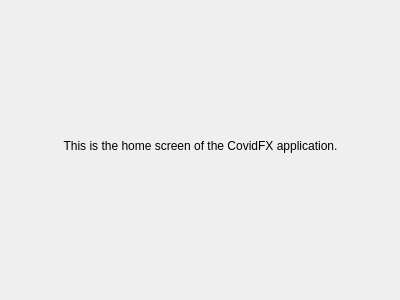
Before: the Qt Designer form CovidFX/homescreen.ui in CovidFX-Team/CovidFX, drawn with Qt 5.
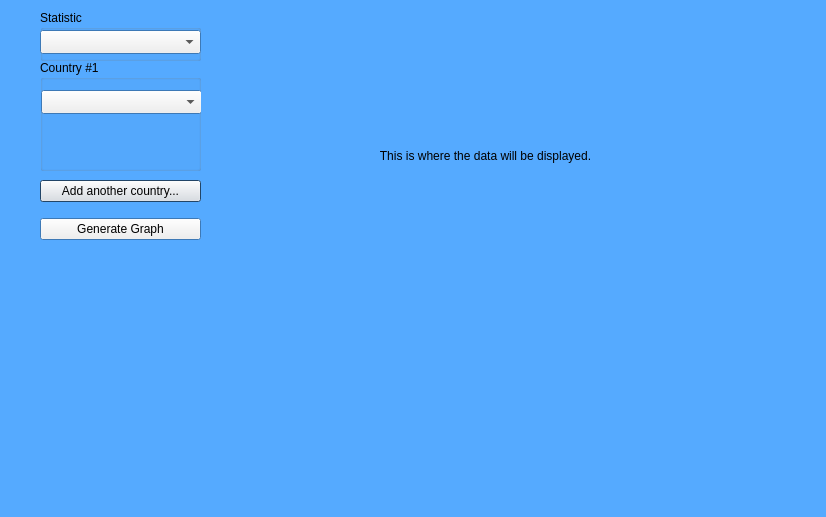
After: the same form once the commit is applied.

```diff
--- a/CovidFX/homescreen.ui
+++ b/CovidFX/homescreen.ui
@@ -6,10 +6,101 @@
    <rect>
     <x>0</x>
     <y>0</y>
-    <width>400</width>
-    <height>300</height>
+    <width>826</width>
+    <height>517</height>
    </rect>
   </property>
+  <property name="palette">
+   <palette>
+    <active>
+     <colorrole role="Window">
+      <brush brushstyle="SolidPattern">
+       <color alpha="255">
+        <red>85</red>
+        <green>170</green>
+        <blue>255</blue>
+       </color>
+      </brush>
+     </colorrole>
+     <colorrole role="Shadow">
+      <brush brushstyle="SolidPattern">
+       <color alpha="255">
+        <red>61</red>
+        <green>121</green>
+        <blue>182</blue>
+       </color>
+      </brush>
+     </colorrole>
+     <colorrole role="Highlight">
+      <brush brushstyle="SolidPattern">
+       <color alpha="255">
+        <red>43</red>
+        <green>86</green>
+        <blue>129</blue>
+       </color>
+      </brush>
+     </colorrole>
+    </active>
+    <inactive>
+     <colorrole role="Window">
+      <brush brushstyle="SolidPattern">
+       <color alpha="255">
+        <red>85</red>
+        <green>170</green>
+        <blue>255</blue>
+       </color>
+      </brush>
+     </colorrole>
+     <colorrole role="Shadow">
+      <brush brushstyle="SolidPattern">
+       <color alpha="255">
+        <red>61</red>
+        <green>121</green>
+        <blue>182</blue>
+       </color>
+      </brush>
+     </colorrole>
+     <colorrole role="Highlight">
+      <brush brushstyle="SolidPattern">
+       <color alpha="255">
+        <red>43</red>
+        <green>86</green>
+        <blue>129</blue>
+       </color>
+      </brush>
+     </colorrole>
+    </inactive>
+    <disabled>
+     <colorrole role="Base">
+      <brush brushstyle="SolidPattern">
+       <color alpha="255">
+        <red>85</red>
+        <green>170</green>
+        <blue>255</blue>
+       </color>
+      </brush>
+     </colorrole>
+     <colorrole role="Window">
+      <brush brushstyle="SolidPattern">
+       <color alpha="255">
+        <red>85</red>
+        <green>170</green>
+        <blue>255</blue>
+       </color>
+      </brush>
+     </colorrole>
+     <colorrole role="Shadow">
+      <brush brushstyle="SolidPattern">
+       <color alpha="255">
+        <red>61</red>
+        <green>121</green>
+        <blue>182</blue>
+       </color>
+      </brush>
+     </colorrole>
+    </disabled>
+   </palette>
+  </property>
   <property name="windowTitle">
    <string>Dialog</string>
   </property>
@@ -19,17 +110,180 @@
   <property name="styleSheet">
    <string notr="true"/>
   </property>
+  <widget class="QWidget" name="verticalLayoutWidget">
+   <property name="geometry">
+    <rect>
+     <x>40</x>
+     <y>170</y>
+     <width>161</width>
+     <height>80</height>
+    </rect>
+   </property>
+   <layout class="QVBoxLayout" name="verticalLayout">
+    <item>
+     <widget class="QPushButton" name="pushButton">
+      <property name="text">
+       <string>Add another country...</string>
+      </property>
+     </widget>
+    </item>
+    <item>
+     <widget class="QPushButton" name="pushButton_2">
+      <property name="text">
+       <string>Generate Graph</string>
+      </property>
+     </widget>
+    </item>
+   </layout>
+  </widget>
+  <widget class="QGroupBox" name="groupBox">
+   <property name="geometry">
+    <rect>
+     <x>40</x>
+     <y>60</y>
+     <width>161</width>
+     <height>111</height>
+    </rect>
+   </property>
+   <property name="title">
+    <string>Country #1</string>
+   </property>
+   <widget class="QComboBox" name="comboBox">
+    <property name="geometry">
+     <rect>
+      <x>1</x>
+      <y>30</y>
+      <width>161</width>
+      <height>24</height>
+     </rect>
+    </property>
+   </widget>
+  </widget>
+  <widget class="QGroupBox" name="groupBox_2">
+   <property name="geometry">
+    <rect>
+     <x>40</x>
+     <y>10</y>
+     <width>161</width>
+     <height>51</height>
+    </rect>
+   </property>
+   <property name="title">
+    <string>Statistic</string>
+   </property>
+   <widget class="QComboBox" name="comboBox_2">
+    <property name="geometry">
+     <rect>
+      <x>0</x>
+      <y>20</y>
+      <width>161</width>
+      <height>24</height>
+     </rect>
+    </property>
+   </widget>
+  </widget>
   <widget class="QLabel" name="label">
    <property name="geometry">
     <rect>
-     <x>50</x>
-     <y>100</y>
-     <width>301</width>
-     <height>91</height>
+     <x>220</x>
+     <y>20</y>
+     <width>531</width>
+     <height>271</height>
     </rect>
    </property>
+   <property name="palette">
+    <palette>
+     <active>
+      <colorrole role="Window">
+       <brush brushstyle="SolidPattern">
+        <color alpha="255">
+         <red>85</red>
+         <green>170</green>
+         <blue>255</blue>
+        </color>
+       </brush>
+      </colorrole>
+      <colorrole role="Shadow">
+       <brush brushstyle="SolidPattern">
+        <color alpha="255">
+         <red>61</red>
+         <green>121</green>
+         <blue>182</blue>
+        </color>
+       </brush>
+      </colorrole>
+      <colorrole role="Highlight">
+       <brush brushstyle="SolidPattern">
+        <color alpha="255">
+         <red>43</red>
+         <green>86</green>
+         <blue>129</blue>
+        </color>
+       </brush>
+      </colorrole>
+     </active>
+     <inactive>
+      <colorrole role="Window">
+       <brush brushstyle="SolidPattern">
+        <color alpha="255">
+         <red>85</red>
+         <green>170</green>
+         <blue>255</blue>
+        </color>
+       </brush>
+      </colorrole>
+      <colorrole role="Shadow">
+       <brush brushstyle="SolidPattern">
+        <color alpha="255">
+         <red>61</red>
+         <green>121</green>
+         <blue>182</blue>
+        </color>
+       </brush>
+      </colorrole>
+      <colorrole role="Highlight">
+       <brush brushstyle="SolidPattern">
+        <color alpha="255">
+         <red>43</red>
+         <green>86</green>
+         <blue>129</blue>
+        </color>
+       </brush>
+      </colorrole>
+     </inactive>
+     <disabled>
+      <colorrole role="Base">
+       <brush brushstyle="SolidPattern">
+        <color alpha="255">
+         <red>85</red>
+         <green>170</green>
+         <blue>255</blue>
+        </color>
+       </brush>
+      </colorrole>
+      <colorrole role="Window">
+       <brush brushstyle="SolidPattern">
+        <color alpha="255">
+         <red>85</red>
+         <green>170</green>
+         <blue>255</blue>
+        </color>
+       </brush>
+      </colorrole>
+      <colorrole role="Shadow">
+       <brush brushstyle="SolidPattern">
+        <color alpha="255">
+         <red>61</red>
+         <green>121</green>
+         <blue>182</blue>
+        </color>
+       </brush>
+      </colorrole>
+     </disabled>
+    </palette>
+   </property>
    <property name="text">
-    <string>This is the home screen of the CovidFX application.</string>
+    <string>This is where the data will be displayed.</string>
    </property>
    <property name="alignment">
     <set>Qt::AlignCenter</set>
```
Left out of the diff: 2 changed lines with no effect on the pictures.
